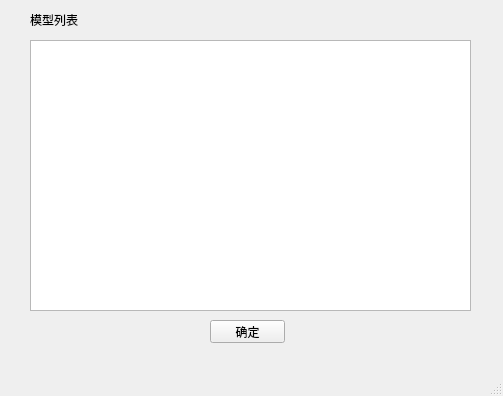
Above: sxw/gui/child_model_select/child_model_select.ui from Buct-king/ai-Project before the change. Below: the same form after it.
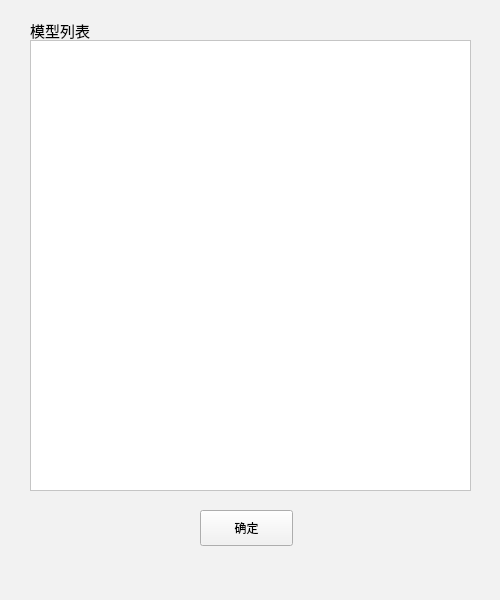
That is the form after the change.

What changed in the file:
```diff
--- a/sxw/gui/child_model_select/child_model_select.ui
+++ b/sxw/gui/child_model_select/child_model_select.ui
@@ -6,23 +6,31 @@
    <rect>
     <x>0</x>
     <y>0</y>
-    <width>503</width>
-    <height>396</height>
+    <width>500</width>
+    <height>600</height>
    </rect>
   </property>
   <property name="windowTitle">
    <string>MainWindow</string>
   </property>
+  <property name="styleSheet">
+   <string notr="true">background-color: rgb(242, 242, 242);</string>
+  </property>
   <widget class="QWidget" name="centralwidget">
    <widget class="QLabel" name="modelListLabel">
     <property name="geometry">
      <rect>
       <x>30</x>
-      <y>10</y>
-      <width>181</width>
+      <y>20</y>
+      <width>81</width>
       <height>20</height>
      </rect>
     </property>
+    <property name="font">
+     <font>
+      <pointsize>11</pointsize>
+     </font>
+    </property>
     <property name="text">
      <string>模型列表</string>
     </property>
@@ -30,10 +38,10 @@
    <widget class="QPushButton" name="okModelSelectPushButton">
     <property name="geometry">
      <rect>
-      <x>210</x>
-      <y>320</y>
-      <width>75</width>
-      <height>23</height>
+      <x>200</x>
+      <y>510</y>
+      <width>93</width>
+      <height>36</height>
      </rect>
     </property>
     <property name="text">
@@ -46,9 +54,13 @@
       <x>30</x>
       <y>40</y>
       <width>441</width>
-      <height>271</height>
+      <height>451</height>
      </rect>
     </property>
+    <property name="styleSheet">
+     <string notr="true">border-color: rgb(179, 179, 179);
+background-color: rgb(255, 255, 255);</string>
+    </property>
    </widget>
   </widget>
   <widget class="QMenuBar" name="menubar">
```
Left out of the diff: 2 changed lines with no effect on the pictures.
